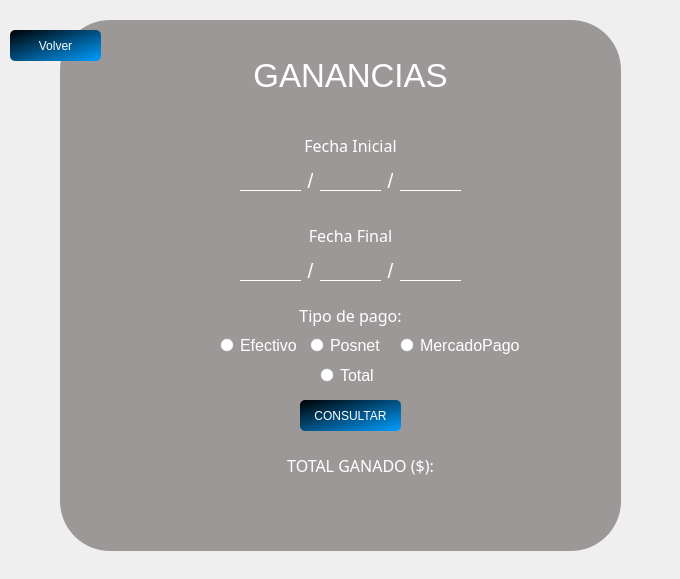
Qt form ventanas/consultar_ganancias.ui (LautaroRomero21/Proyecto-CRUD-para-empresa-chica) before a commit.
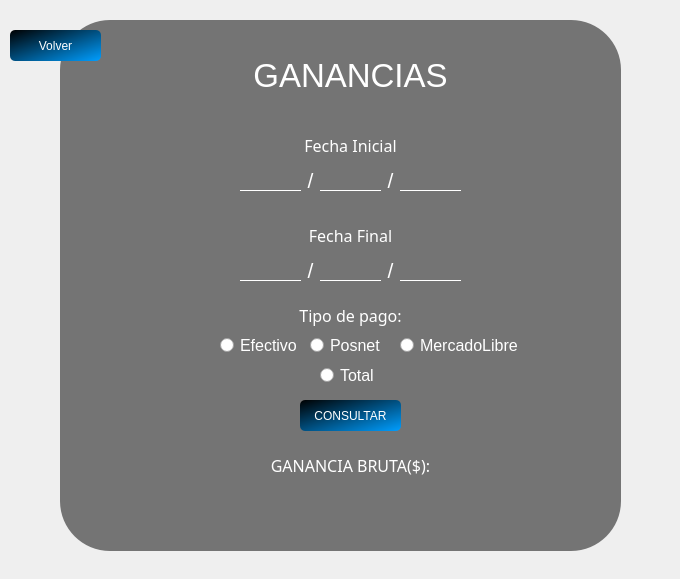
The same form after that commit. Icons and pictures are not drawn.

Patch:
```diff
--- a/ventanas/consultar_ganancias.ui
+++ b/ventanas/consultar_ganancias.ui
@@ -148,7 +148,7 @@
     </property>
     <property name="styleSheet">
      <string notr="true">border-radius: 50px;
-background-color: qlineargradient(spread:pad, x1:0, y1:0, x2:1, y2:0, stop:1 rgba(54, 44, 44, 113));</string>
+background-color: qlineargradient(spread:pad, x1:0, y1:0, x2:1, y2:0, stop:1 rgba(45, 45, 45, 162));</string>
     </property>
     <property name="text">
      <string/>
@@ -441,7 +441,7 @@
      <string notr="true"/>
     </property>
     <property name="text">
-     <string>MercadoPago</string>
+     <string>MercadoLibre</string>
     </property>
    </widget>
    <widget class="QRadioButton" name="eleccion_efectivo">
@@ -508,9 +508,9 @@
    <widget class="QLabel" name="label_total_gastado">
     <property name="geometry">
      <rect>
-      <x>280</x>
+      <x>260</x>
       <y>450</y>
-      <width>161</width>
+      <width>181</width>
       <height>31</height>
      </rect>
     </property>
@@ -530,7 +530,7 @@
      <string notr="true"/>
     </property>
     <property name="text">
-     <string>TOTAL GANADO ($):</string>
+     <string>GANANCIA BRUTA($):</string>
     </property>
     <property name="alignment">
      <set>Qt::AlignCenter</set>
```
Left out of the diff: 2 changed lines with no effect on the pictures.
